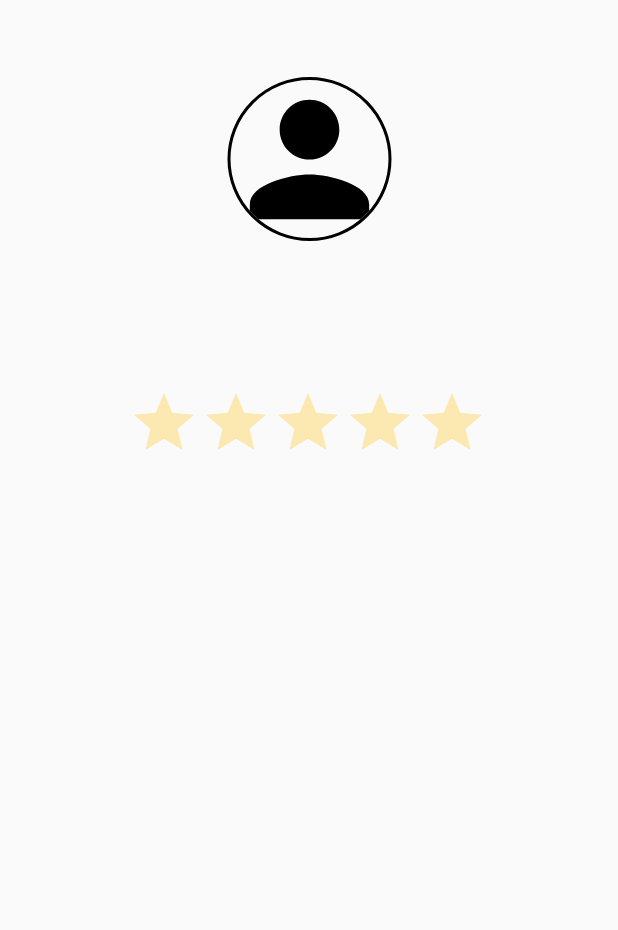
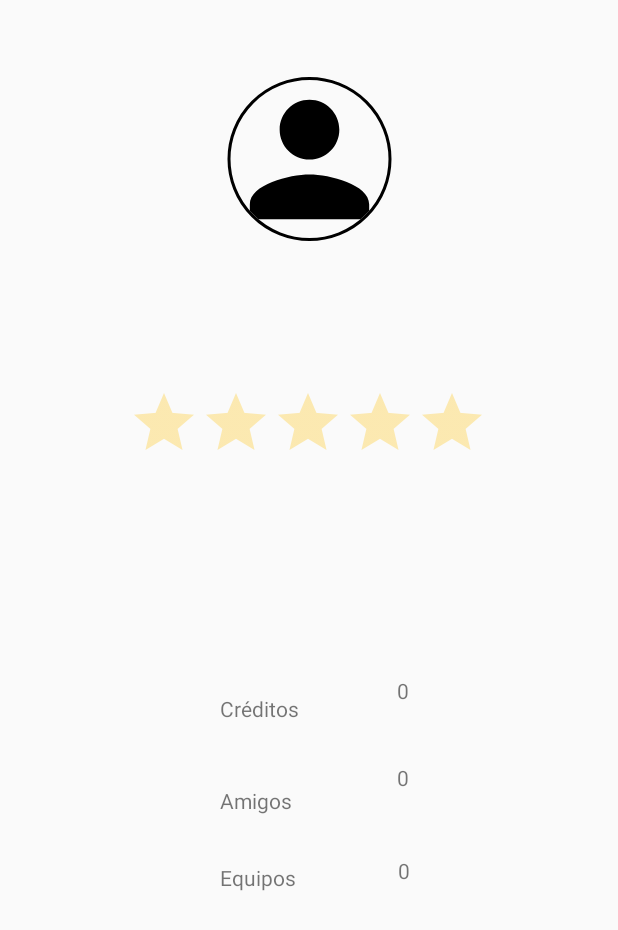
Before and after one commit to IETI-Starsoft/Matchmaking-Android, an Android app: the layout fragment_perfil.xml on its own in the app's theme, with its tools: preview values and no code run, on a phone screen of 412 x 824 dp. Shown: the top 930 px of the screen. Run offline under Robolectric (Android 15) with nearby library versions, the phone set to English and light mode, and no system bars.

Commit message:
:sparkles: Basic info in profile
Co-authored-by: cdavidd <cdavidlopez@hotmail.com>

```diff
--- a/app/src/main/AndroidManifest.xml
+++ b/app/src/main/AndroidManifest.xml
@@ -25,7 +25,8 @@
         <activity
             android:name=".ui.activity.MainActivity"
             android:label="@string/title_activity_main"
-            android:theme="@style/AppTheme.NoActionBar" />
+            android:theme="@style/AppTheme.NoActionBar"
+            android:screenOrientation="portrait"/>
 
         <activity
             android:name=".ui.activity.LoginActivity"
--- a/app/src/main/java/edu/escuelaing/matchmaking/ui/menu/fragment/PerfilFragment.java
+++ b/app/src/main/java/edu/escuelaing/matchmaking/ui/menu/fragment/PerfilFragment.java
@@ -40,6 +40,9 @@ public class PerfilFragment extends Fragment {
         final TextView textView = root.findViewById(R.id.name_perfil);
         final ImageView imageView = root.findViewById(R.id.userImage);
         final RatingBar ratingBar = root.findViewById(R.id.ratingBar);
+        final TextView credits = root.findViewById(R.id.numCreditos);
+        final TextView friends = root.findViewById(R.id.numAmigos);
+        final TextView teams = root.findViewById(R.id.numEquipos);
         ratingBar.setIsIndicator(true);
         perfilViewModel.getText().observe(getViewLifecycleOwner(), new Observer<String>() {
             @Override
@@ -61,6 +64,27 @@ public class PerfilFragment extends Fragment {
                 ratingBar.setRating(integer);
             }
         });
+
+        perfilViewModel.getUserCredits().observe(getViewLifecycleOwner(), new Observer<String>() {
+            @Override
+            public void onChanged(String s) {
+                credits.setText(s);
+            }
+        });
+
+        perfilViewModel.getUserTotalFriends().observe(getViewLifecycleOwner(), new Observer<String>() {
+            @Override
+            public void onChanged(String s) {
+                friends.setText(s);
+            }
+        });
+
+        perfilViewModel.getUserTotalTeams().observe(getViewLifecycleOwner(), new Observer<String>() {
+            @Override
+            public void onChanged(String s) {
+                teams.setText(s);
+            }
+        });
         return root;
     }
 
--- a/app/src/main/java/edu/escuelaing/matchmaking/ui/menu/viewmodel/PerfilViewModel.java
+++ b/app/src/main/java/edu/escuelaing/matchmaking/ui/menu/viewmodel/PerfilViewModel.java
@@ -26,6 +26,12 @@ public class PerfilViewModel extends ViewModel {
 
     private MutableLiveData<Integer> userRating;
 
+    private MutableLiveData<String> userTotalFriends;
+
+    private MutableLiveData<String> userCredits;
+
+    private MutableLiveData<String> userTotalTeams;
+
     private RetrofitNetwork retrofitNetwork;
 
     private String userEmail;
@@ -36,6 +42,9 @@ public class PerfilViewModel extends ViewModel {
         userNameText = new MutableLiveData<>();
         userImage = new MutableLiveData<>();
         userRating = new MutableLiveData<>();
+        userTotalFriends = new MutableLiveData<>();
+        userTotalTeams = new MutableLiveData<>();
+        userCredits = new MutableLiveData<>();
         userNameText.setValue("Loading ...");
     }
 
@@ -54,6 +63,9 @@ public class PerfilViewModel extends ViewModel {
                     User user = response.body();
                     userNameText.postValue(user.getFirstName() + " " +  user.getLastName());
                     userRating.postValue(user.getRating());
+                    userTotalFriends.postValue(String.valueOf(user.getFriends().size()));
+                    userTotalTeams.postValue(String.valueOf(user.getTeams().size()));
+                    userCredits.postValue(String.valueOf(user.getCredits()));
                     URL url = new URL(RetrofitNetwork.BASE_URL + "files/" + user.getUserId() + "/" + user.getImageFileURL());
                     Bitmap bmp = null;
                     bmp = BitmapFactory.decodeStream(url.openConnection().getInputStream());
@@ -80,4 +92,16 @@ public class PerfilViewModel extends ViewModel {
     public LiveData<Integer> getUserRating() {
         return userRating;
     }
+
+    public MutableLiveData<String> getUserTotalFriends() {
+        return userTotalFriends;
+    }
+
+    public MutableLiveData<String> getUserCredits() {
+        return userCredits;
+    }
+
+    public MutableLiveData<String> getUserTotalTeams() {
+        return userTotalTeams;
+    }
 }
--- a/app/src/main/res/layout/fragment_perfil.xml
+++ b/app/src/main/res/layout/fragment_perfil.xml
@@ -45,4 +45,85 @@
         app:layout_constraintTop_toBottomOf="@+id/name_perfil"
         app:layout_constraintVertical_bias="0.036" />
 
+    <TextView
+        android:id="@+id/amigos_perfil"
+        android:layout_width="wrap_content"
+        android:layout_height="wrap_content"
+        android:layout_marginBottom="32dp"
+        android:text="@string/num_amigos"
+        app:layout_constraintBottom_toTopOf="@+id/equipos_perfil"
+        app:layout_constraintEnd_toEndOf="parent"
+        app:layout_constraintHorizontal_bias="0.403"
+        app:layout_constraintStart_toStartOf="parent"
+        app:layout_constraintTop_toBottomOf="@+id/ratingBar"
+        app:layout_constraintVertical_bias="1.0" />
+
+    <TextView
+        android:id="@+id/creditos_perfil"
+        android:layout_width="wrap_content"
+        android:layout_height="wrap_content"
+        android:text="@string/creditos"
+        app:layout_constraintBottom_toTopOf="@+id/amigos_perfil"
+        app:layout_constraintEnd_toEndOf="parent"
+        app:layout_constraintHorizontal_bias="0.408"
+        app:layout_constraintStart_toStartOf="parent"
+        app:layout_constraintTop_toBottomOf="@+id/ratingBar"
+        app:layout_constraintVertical_bias="0.779" />
+
+    <TextView
+        android:id="@+id/equipos_perfil"
+        android:layout_width="wrap_content"
+        android:layout_height="wrap_content"
+        android:layout_marginBottom="224dp"
+        android:text="@string/num_equipos"
+        app:layout_constraintBottom_toBottomOf="parent"
+        app:layout_constraintEnd_toEndOf="parent"
+        app:layout_constraintHorizontal_bias="0.405"
+        app:layout_constraintStart_toStartOf="parent"
+        app:layout_constraintTop_toBottomOf="@+id/ratingBar"
+        app:layout_constraintVertical_bias="0.98" />
+
+    <TextView
+        android:id="@+id/numAmigos"
+        android:layout_width="wrap_content"
+        android:layout_height="wrap_content"
+        android:layout_marginStart="16dp"
+        android:layout_marginLeft="16dp"
+        android:text="0"
+        app:layout_constraintBottom_toTopOf="@+id/numEquipos"
+        app:layout_constraintEnd_toEndOf="parent"
+        app:layout_constraintHorizontal_bias="0.281"
+        app:layout_constraintStart_toEndOf="@+id/amigos_perfil"
+        app:layout_constraintTop_toBottomOf="@+id/ratingBar"
+        app:layout_constraintVertical_bias="0.82" />
+
+    <TextView
+        android:id="@+id/numCreditos"
+        android:layout_width="wrap_content"
+        android:layout_height="wrap_content"
+        android:layout_marginStart="16dp"
+        android:layout_marginLeft="16dp"
+        android:text="0"
+        app:layout_constraintBottom_toTopOf="@+id/numAmigos"
+        app:layout_constraintEnd_toEndOf="parent"
+        app:layout_constraintHorizontal_bias="0.262"
+        app:layout_constraintStart_toEndOf="@+id/creditos_perfil"
+        app:layout_constraintTop_toBottomOf="@+id/ratingBar"
+        app:layout_constraintVertical_bias="0.779" />
+
+    <TextView
+        android:id="@+id/numEquipos"
+        android:layout_width="wrap_content"
+        android:layout_height="wrap_content"
+        android:layout_marginStart="16dp"
+        android:layout_marginLeft="16dp"
+        android:layout_marginBottom="208dp"
+        android:text="0"
+        app:layout_constraintBottom_toBottomOf="parent"
+        app:layout_constraintEnd_toEndOf="parent"
+        app:layout_constraintHorizontal_bias="0.273"
+        app:layout_constraintStart_toEndOf="@+id/equipos_perfil"
+        app:layout_constraintTop_toBottomOf="@+id/ratingBar"
+        app:layout_constraintVertical_bias="0.907" />
+
 </androidx.constraintlayout.widget.ConstraintLayout>
--- a/app/src/main/res/values/strings.xml
+++ b/app/src/main/res/values/strings.xml
@@ -26,7 +26,10 @@
     <string name="crear_equipo">Crear Equipo</string>
     <string name="buscar_match">Buscar Match</string>
     <string name="anadir_amigo">Añadir Amigo</string>
-    <string name="transferir">Transferir Crèditos</string>
+    <string name="transferir">Transferir Créditos</string>
     <string name="edit_profile">Editar Perfil</string>
     <string name="perfil">Perfil</string>
+    <string name="creditos">Créditos</string>
+    <string name="num_amigos">Amigos</string>
+    <string name="num_equipos">Equipos</string>
 </resources>
```
